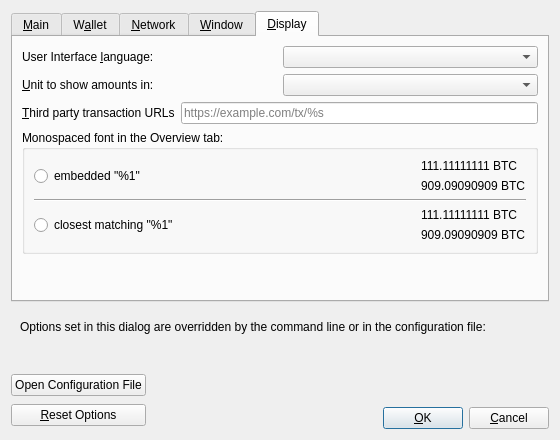
Qt form src/qt/forms/optionsdialog.ui (bitcoincore-dev/bitcoin-2001-863168-294116-d812cf1189) before a commit.
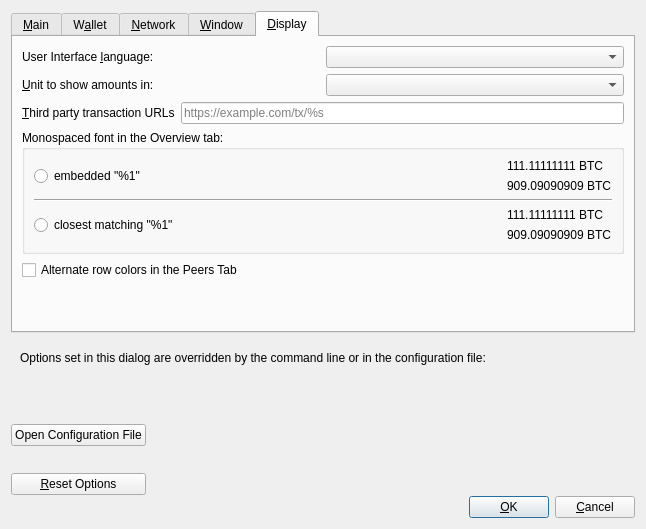
The same form after that commit. The open tabs and pages were chosen to show the change. Custom widgets are drawn as their Qt base class.

Commit message: gui: Add "Alternating Row Color" settings for the Peers Tab

```diff
--- a/src/qt/forms/optionsdialog.ui
+++ b/src/qt/forms/optionsdialog.ui
@@ -6,8 +6,8 @@
    <rect>
     <x>0</x>
     <y>0</y>
-    <width>560</width>
-    <height>440</height>
+    <width>646</width>
+    <height>529</height>
    </rect>
   </property>
   <property name="windowTitle">
@@ -805,6 +805,16 @@
          </layout>
         </widget>
        </item>
+       <item>
+        <widget class="QCheckBox" name="peersTabAlternatingRowColors">
+         <property name="toolTip">
+          <string>Turn on/off row color alternating for both &quot;Peers&quot; and &quot;Banned peers&quot; tables in the Peer Tab.</string>
+         </property>
+         <property name="text">
+          <string>Alternate row colors in the Peers Tab</string>
+         </property>
+        </widget>
+       </item>
        <item>
         <spacer name="verticalSpacer_Display">
          <property name="orientation">
```
The commit also changes 6 other files.
